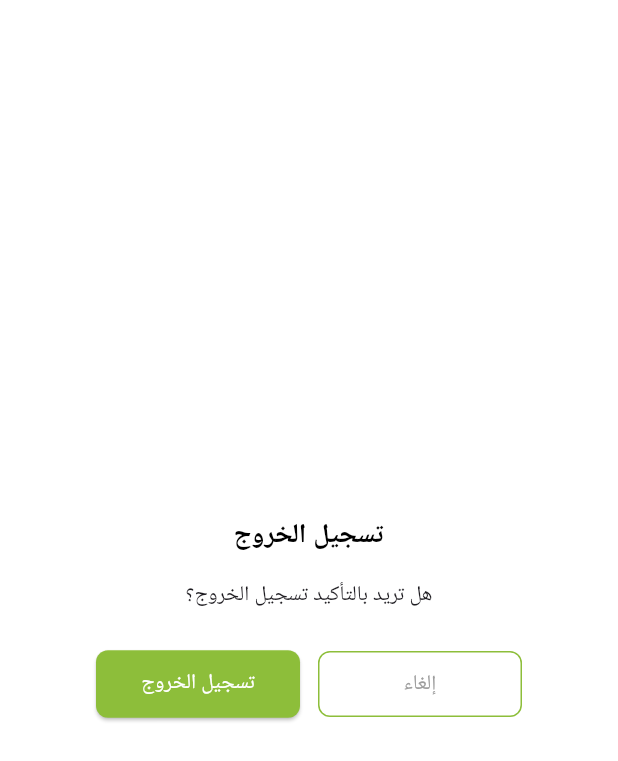
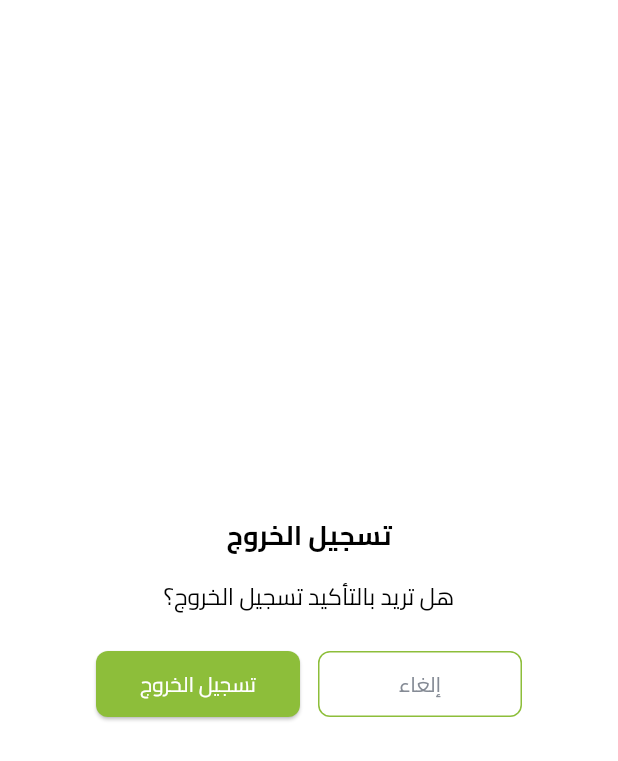
Before and after one commit to ranamohs/elite, a Flutter app: the LogoutDialog widget shown alone on an empty page, opened directly, on a phone screen of 412 x 824 dp. Shown: the top 761 px of the screen. Run offline on Flutter 3.47's test engine with Material 3 defaults, Android fonts, the phone set to English and light mode, and no system bars; our stand-ins replace cached_network_image, dartz, dio, easy_localization, equatable, flutter_bloc and 14 more; missing offline and left inert: data_connection_checker_tv; accounts and stored records are empty; network calls fail; project files that could hold a hidden picture were left out.

Commit message:
edit font style

```diff
--- a/lib/features/account/presentation/widgets/logout_dialog.dart
+++ b/lib/features/account/presentation/widgets/logout_dialog.dart
@@ -1,3 +1,4 @@
+import 'package:elite/core/constants/app_styles.dart';
 import 'package:elite/core/state_management/user_cubit/user_cubit.dart';
 import 'package:easy_localization/easy_localization.dart';
 import 'package:flutter/material.dart';
@@ -66,7 +67,7 @@ class LogoutDialog extends StatelessWidget {
                 // Title
                 Text(
                   AppStrings.logout.tr(),
-                  style: const TextStyle(
+                  style: AppStyles.styleRegular14(context).copyWith(
                     fontSize: 18,
                     fontWeight: FontWeight.bold,
                     color: Colors.black,
@@ -79,9 +80,7 @@ class LogoutDialog extends StatelessWidget {
                 Text(
                   AppStrings.logoutMessage.tr(),
                   textAlign: TextAlign.center,
-                  style: const TextStyle(
-                    fontSize: 14,
-                  ),
+                  style:AppStyles.styleRegular14(context),
                 ),
 
                 const SizedBox(height: 24),
@@ -103,9 +102,10 @@ class LogoutDialog extends StatelessWidget {
                         ),
                         child: Text(
                           AppStrings.cancel.tr(),
-                          style: const TextStyle(
+                          style:AppStyles.styleRegular14(context).copyWith(
                             fontSize: 14,
                             fontWeight: FontWeight.w500,
+                            color: AppColors.subtitleGrey
                           ),
                         ),
                       ),
@@ -141,10 +141,11 @@ class LogoutDialog extends StatelessWidget {
                         )
                             : Text(
                           AppStrings.logout.tr(),
-                          style: const TextStyle(
-                            fontSize: 14,
-                            fontWeight: FontWeight.w500,
-                          ),
+                            style:AppStyles.styleRegular14(context).copyWith(
+                              fontSize: 14,
+                              fontWeight: FontWeight.w500,
+                              color: AppColors.white
+                            ),
                         ),
                       ),
                     ),
```
